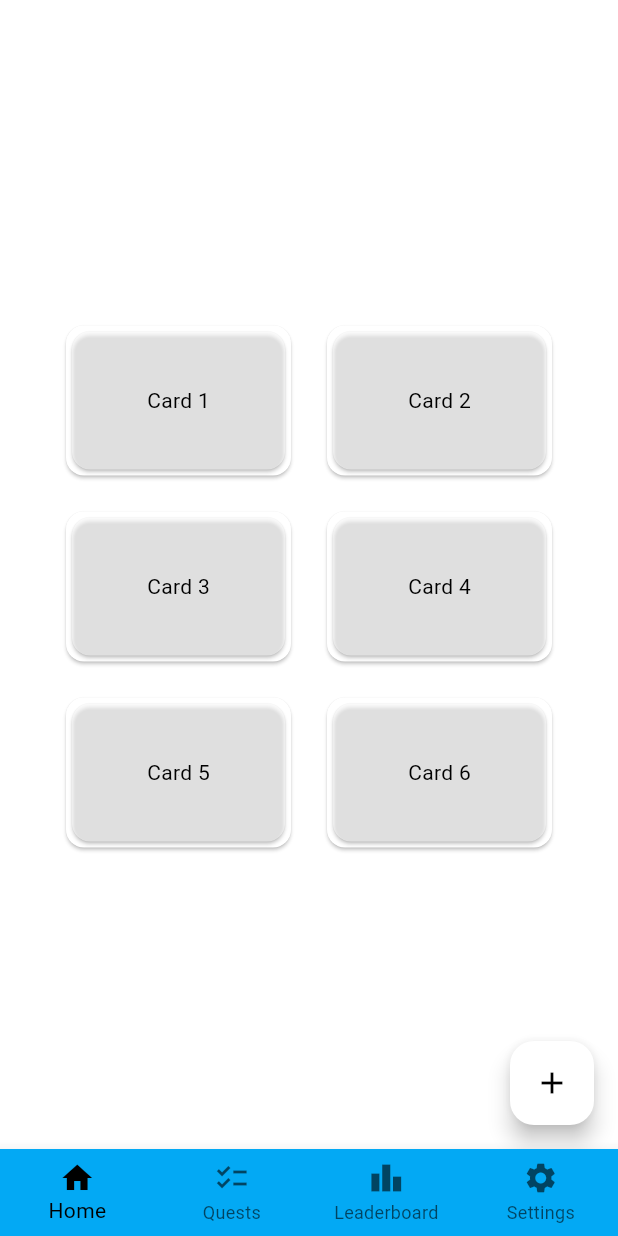
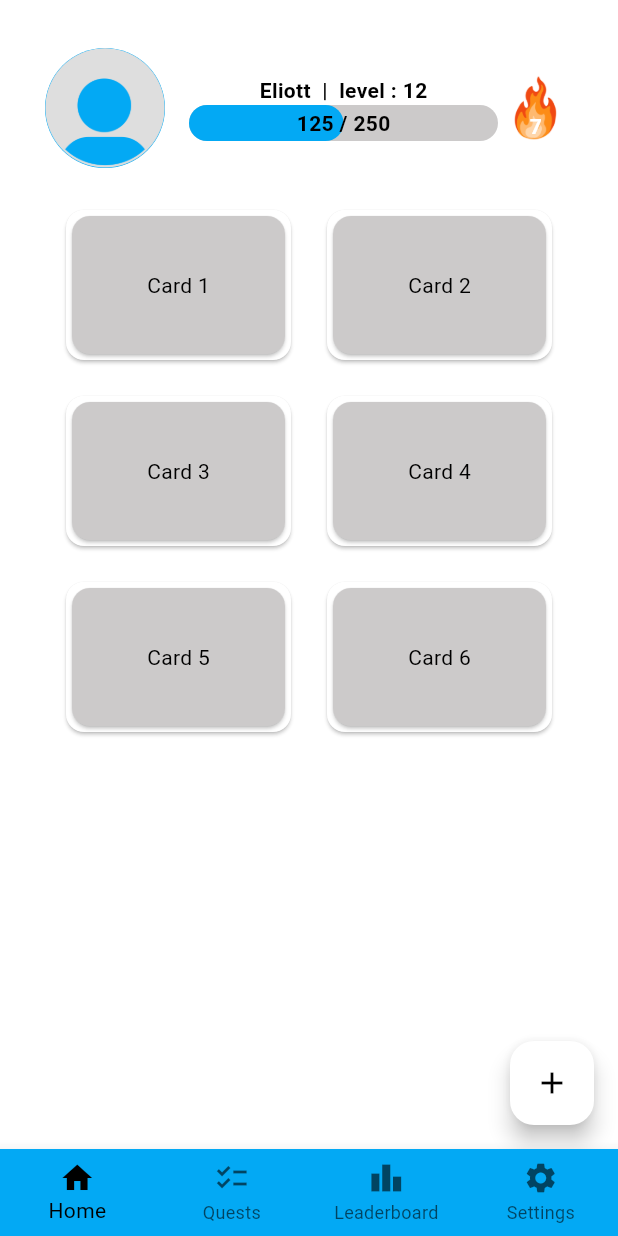
Before and after one commit to klinkl/FunLearn-client, a Flutter app: the screen it shows after launch, on a phone screen of 412 x 824 dp. Run offline on Flutter 3.47's test engine with Material 3 defaults, Android fonts, the phone set to English and light mode, and no system bars; our stand-ins replace shared_preferences.

Commit message:
user info display

```diff
--- a/lib/main.dart
+++ b/lib/main.dart
@@ -61,7 +61,7 @@ class _MyAppState extends State<MyApp> {
         useMaterial3: true,
         colorScheme: ColorScheme(
           brightness: Brightness.light,
-          primary: Colors.white,
+          primary: Colors.lightBlue,
           onPrimary: Colors.black,
           secondary: Colors.white,
           onSecondary: Colors.white,
@@ -75,7 +75,7 @@ class _MyAppState extends State<MyApp> {
         ),
         extensions: [
           const CustomColors(
-            card: Colors.white54,
+            card: Color.fromARGB(255, 204, 202, 202),
             navigationBar: Colors.lightBlue,
             navigationIcon: Colors.black,
             addButton: Colors.white,
--- a/lib/screens/cards_list_view.dart
+++ b/lib/screens/cards_list_view.dart
@@ -1,6 +1,6 @@
 import 'package:flutter/material.dart';
 import '../theme/customColors.dart';
-import '../widgets/navigationBar.dart';
+import '../widgets/user_info.dart';
 
 class MyHomePage extends StatefulWidget {
   const MyHomePage({
@@ -27,11 +27,23 @@ class _MyHomePageState extends State<MyHomePage> {
     final customColors = Theme.of(context).extension<CustomColors>()!;
 
     return Scaffold(
-      body: Center(
+      body: SafeArea(
         child: Column(
-          mainAxisAlignment: MainAxisAlignment.center,
+          crossAxisAlignment: CrossAxisAlignment.center,
           children: [
-            const SizedBox(height: 16),
+            const SizedBox(height: 32),
+
+            const Userinfo(
+              profilPicture: 'assets/images/default_pfp.png',
+              userName: 'Eliott',
+              exp: 125,
+              expNextLevel: 250,
+              level: 12,
+              streak: 7,
+            ),
+
+            const SizedBox(height: 24),
+
             Row(
               mainAxisAlignment: MainAxisAlignment.center,
               children: const [
@@ -64,7 +76,7 @@ class _MyHomePageState extends State<MyHomePage> {
       floatingActionButton: FloatingActionButton(
         onPressed: () => {},
         backgroundColor: customColors.addButton,
-        tooltip: 'Increment',
+        tooltip: 'Add',
         child: const Icon(Icons.add),
       ),
     );
--- a/lib/screens/home.dart
+++ b/lib/screens/home.dart
@@ -2,7 +2,7 @@ import 'package:flutter/material.dart';
 import 'learning_view.dart';
 import 'cards_list_view.dart';
 import 'setting_view.dart';
-import '../widgets/navigationBar.dart';
+import '../widgets/navigation_bar.dart';
 
 class HomeView extends StatefulWidget {
   final ThemeMode themeMode;
--- a/lib/screens/setting_view.dart
+++ b/lib/screens/setting_view.dart
@@ -1,6 +1,5 @@
 import 'package:flutter/material.dart';
 import '../theme/customColors.dart';
-import '../widgets/navigationBar.dart';
 
 class SettingView extends StatefulWidget {
   const SettingView({
@@ -51,16 +50,37 @@ class _SettingViewState extends State<SettingView> {
       required String label,
       required VoidCallback onPressed,
     }) {
-      return ElevatedButton(
-        onPressed: onPressed,
-        style: adaptiveButtonStyle(active),
-        child: Column(
-          mainAxisSize: MainAxisSize.min,
-          children: [
-            Icon(icon, size: 30),
-            const SizedBox(height: 6),
-            Text(label, style: const TextStyle(fontSize: 14)),
-          ],
+      final screenWidth = MediaQuery.of(context).size.width;
+      final screenHeight = MediaQuery.of(context).size.height;
+
+      final buttonWidth = screenWidth * 0.2;
+      final buttonHeight = screenHeight * 0.1;
+      final iconSize = buttonHeight * 0.3;
+
+      return SizedBox(
+        width: buttonWidth,
+        height: buttonHeight,
+        child: ElevatedButton(
+          onPressed: onPressed,
+          style: adaptiveButtonStyle(active),
+          child: Column(
+            mainAxisAlignment: MainAxisAlignment.center,
+            children: [
+              Icon(icon, size: iconSize),
+              const SizedBox(height: 8),
+              FittedBox(
+                fit: BoxFit.scaleDown,
+                child: Text(
+                  label,
+                  textAlign: TextAlign.center,
+                  style: TextStyle(
+                    fontSize: buttonHeight * 0.2,
+                    fontWeight: FontWeight.bold,
+                  ),
+                ),
+              ),
+            ],
+          ),
         ),
       );
     }
--- /dev/null
+++ b/lib/widgets/progress_bar.dart
@@ -0,0 +1,46 @@
+import 'package:flutter/material.dart';
+import '../theme/customColors.dart';
+
+class ProgressBar extends StatelessWidget {
+  final double progress; //between 0.0 and 1.0
+  final String text;
+
+  const ProgressBar({super.key, required this.progress, required this.text});
+
+  @override
+  Widget build(BuildContext context) {
+    final cs = Theme.of(context).colorScheme;
+    final customColors = Theme.of(context).extension<CustomColors>()!;
+
+    return Container(
+      height: 24,
+      width: MediaQuery.of(context).size.width * 0.5,
+      decoration: BoxDecoration(
+        color: customColors.card,
+        borderRadius: BorderRadius.circular(12),
+      ),
+      child: Stack(
+        children: [
+          FractionallySizedBox(
+            widthFactor: progress.clamp(0.0, 1.0),
+            child: Container(
+              decoration: BoxDecoration(
+                color: customColors.navigationBar,
+                borderRadius: BorderRadius.circular(12),
+              ),
+            ),
+          ),
+          Center(
+            child: Text(
+              text,
+              style: TextStyle(
+                color: cs.onSurface,
+                fontWeight: FontWeight.bold,
+              ),
+            ),
+          ),
+        ],
+      ),
+    );
+  }
+}
--- /dev/null
+++ b/lib/widgets/user_info.dart
@@ -0,0 +1,69 @@
+import 'package:flutter/material.dart';
+import '../theme/customColors.dart';
+import './progress_bar.dart';
+
+class Userinfo extends StatelessWidget {
+  final String profilPicture;
+  final String userName;
+  final int level;
+  final int exp;
+  final int expNextLevel;
+  final int streak;
+
+  const Userinfo({
+    super.key,
+    required this.profilPicture,
+    required this.userName,
+    required this.exp,
+    required this.expNextLevel,
+    required this.level,
+    required this.streak,
+  });
+
+  @override
+  Widget build(BuildContext context) {
+    final cs = Theme.of(context).colorScheme;
+    final customColors = Theme.of(context).extension<CustomColors>()!;
+
+    return Center(
+      child: Row(
+        mainAxisSize: MainAxisSize.min,
+        children: [
+          CircleAvatar(radius: 40, backgroundImage: AssetImage(profilPicture)),
+          const SizedBox(width: 16),
+          Column(
+            children: [
+              Text(
+                '$userName  |  level : $level',
+                style: TextStyle(
+                  fontWeight: FontWeight.bold,
+                  color: cs.onSurface,
+                ),
+              ),
+              ProgressBar(
+                progress: exp / expNextLevel,
+                text: '$exp / $expNextLevel',
+              ),
+            ],
+          ),
+          Stack(
+            children: [
+              Image.asset('assets/images/streak.png', width: 50, height: 50),
+              Positioned(
+                top: 27,
+                left: 21,
+                child: Text(
+                  '$streak',
+                  style: TextStyle(
+                    color: cs.onSecondary,
+                    fontWeight: FontWeight.bold,
+                  ),
+                ),
+              ),
+            ],
+          ),
+        ],
+      ),
+    );
+  }
+}
--- a/pubspec.yaml
+++ b/pubspec.yaml
@@ -58,6 +58,9 @@ flutter:
   # the material Icons class.
   uses-material-design: true
 
+  assets:
+    - assets/images/default_pfp.png
+    - assets/images/streak.png
   # To add assets to your application, add an assets section, like this:
   # assets:
   #   - images/a_dot_burr.jpeg
```
Also changed, not shown: assets/images/default_pfp.png (added), assets/images/streak.png (added), lib/widgets/navigation_bar.dart (renamed from lib/widgets/navigationBar.dart).
